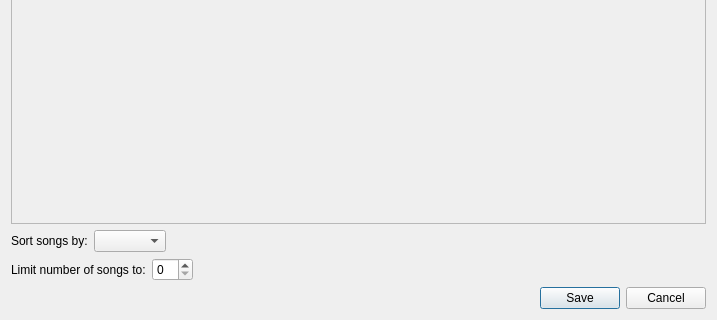
First picture: the form in SmartPlaylists/SmartPlaylistDlg.ui, repository jankrassnigg/Form1, before the edit; both pictures show x 0 to 717 and y 257 to 577 of the 717 by 577 pixel window.
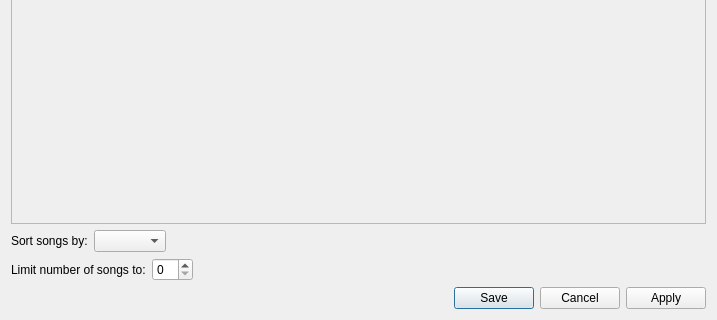
Second picture: the form after the edit. Icons and pictures are not drawn.

The edit to the form file:
```diff
--- a/SmartPlaylists/SmartPlaylistDlg.ui
+++ b/SmartPlaylists/SmartPlaylistDlg.ui
@@ -98,7 +98,7 @@
    <item>
     <widget class="QDialogButtonBox" name="ButtonBox">
      <property name="standardButtons">
-      <set>QDialogButtonBox::Cancel|QDialogButtonBox::Save</set>
+      <set>QDialogButtonBox::Apply|QDialogButtonBox::Cancel|QDialogButtonBox::Save</set>
      </property>
     </widget>
    </item>
```
